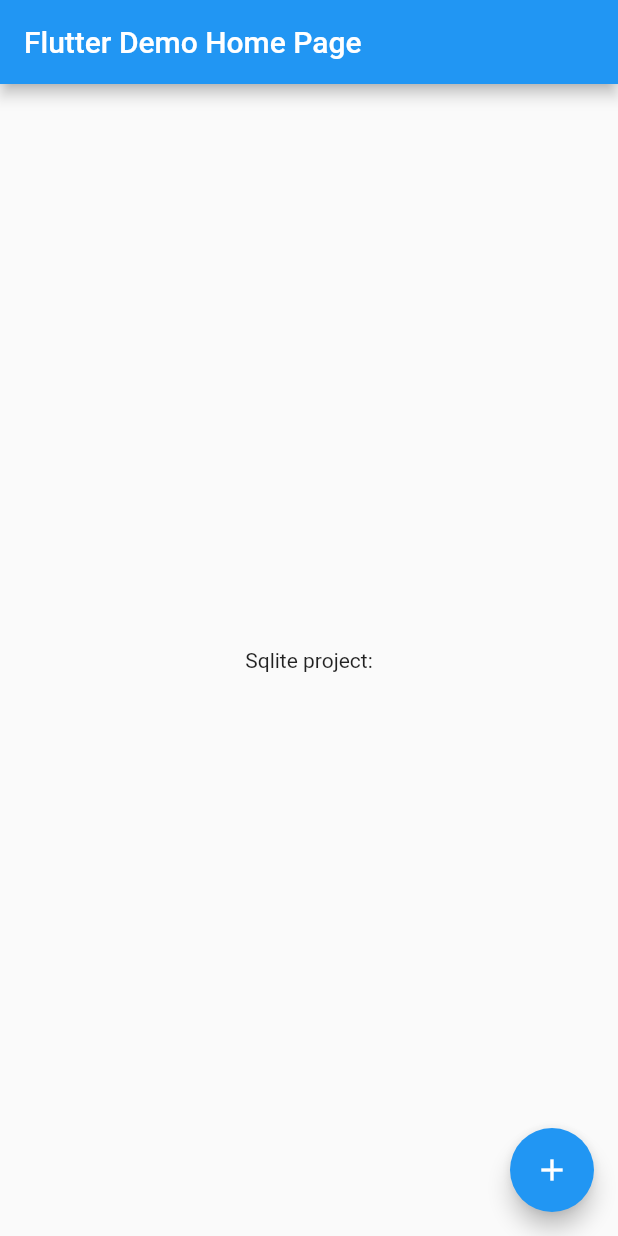
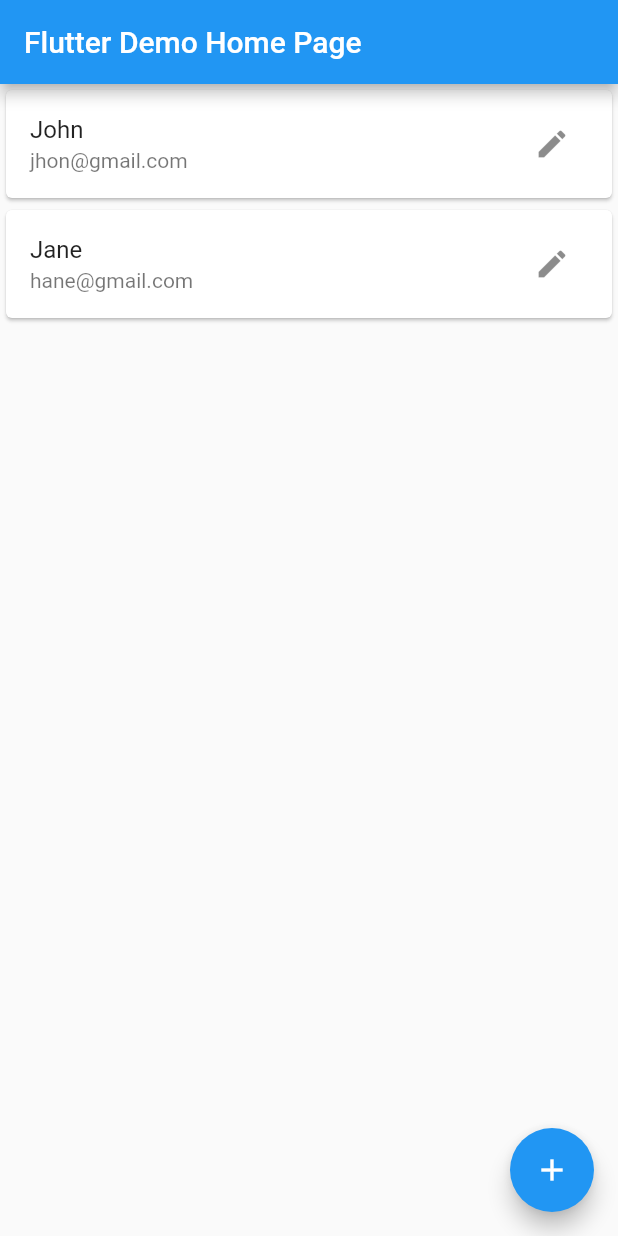
Before and after one commit to Angel-cuba/crud_sqlite_flutter, a Flutter app: the screen it shows after launch, on a phone screen of 412 x 824 dp. Run offline on Flutter 3.47's test engine with Material 2 defaults, Android fonts, the phone set to English and light mode, and no system bars.

```diff
--- a/lib/views/home.dart
+++ b/lib/views/home.dart
@@ -1,18 +1,9 @@
 import 'package:crud_sqlite/crud/add_employee.dart';
+import 'package:crud_sqlite/crud/employee.dart';
 import 'package:flutter/material.dart';
 
 class MyHomePage extends StatefulWidget {
   const MyHomePage({super.key, required this.title});
-
-  // This widget is the home page of your application. It is stateful, meaning
-  // that it has a State object (defined below) that contains fields that affect
-  // how it looks.
-
-  // This class is the configuration for the state. It holds the values (in this
-  // case the title) provided by the parent (in this case the App widget) and
-  // used by the build method of the State. Fields in a Widget subclass are
-  // always marked "final".
-
   final String title;
 
   @override
@@ -20,7 +11,26 @@ class MyHomePage extends StatefulWidget {
 }
 
 class _MyHomePageState extends State<MyHomePage> {
-  int _counter = 0;
+  bool isLoading = false;
+  List<Employee> employees = List.empty(growable: true);
+
+  @override
+  void initState() {
+    employees.add(Employee(
+        id: 1,
+        name: 'John',
+        email: 'jhon@gmail.com',
+        designation: 'Manager',
+        isMale: true));
+    employees.add(Employee(
+        id: 2,
+        name: 'Jane',
+        email: 'hane@gmail.com',
+        designation: 'Employee',
+        isMale: false));
+
+    super.initState();
+  }
 
   @override
   Widget build(BuildContext context) {
@@ -28,16 +38,34 @@ class _MyHomePageState extends State<MyHomePage> {
       appBar: AppBar(
         title: Text(widget.title),
       ),
-      body: Center(
-        child: Column(
-          mainAxisAlignment: MainAxisAlignment.center,
-          children: const <Widget>[
-            Text(
-              'Sqlite project:',
+      body: isLoading
+          ? const Center(
+              child: CircularProgressIndicator(
+                color: Colors.redAccent,
+                strokeWidth: 2.0,
+                backgroundColor: Colors.black12,
+              ),
+            )
+          : ListView.builder(
+              itemCount: employees.length,
+              itemBuilder: (context, index) {
+                return Card(
+                  child: ListTile(
+                    title: Text(employees[index].name),
+                    subtitle: Text(employees[index].email),
+                    trailing: IconButton(
+                      icon: const Icon(Icons.edit),
+                      onPressed: () {
+                        Navigator.push(
+                            context,
+                            MaterialPageRoute(
+                                builder: (context) => const AddEmployee()));
+                      },
+                    ),
+                  ),
+                );
+              },
             ),
-          ],
-        ),
-      ),
       floatingActionButton: FloatingActionButton(
         onPressed: () {
           Navigator.push(context,
```
